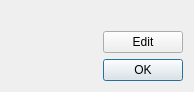
First picture: the form in edocuments/ui/label_dialog.ui, repository sbrunner/edocuments, before the edit.
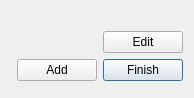
Second picture: the form after the edit.

```diff
--- a/edocuments/ui/label_dialog.ui
+++ b/edocuments/ui/label_dialog.ui
@@ -45,13 +45,50 @@
      </item>
     </layout>
    </item>
+   <item>
+    <layout class="QHBoxLayout" name="horizontalLayout">
+     <item>
+      <spacer name="horizontalSpacer">
+       <property name="orientation">
+        <enum>Qt::Horizontal</enum>
+       </property>
+       <property name="sizeHint" stdset="0">
+        <size>
+         <width>40</width>
+         <height>20</height>
+        </size>
+       </property>
+      </spacer>
+     </item>
+     <item>
+      <widget class="QPushButton" name="add_button">
+       <property name="text">
+        <string>Add</string>
+       </property>
+      </widget>
+     </item>
+     <item>
+      <widget class="QPushButton" name="finish_button">
+       <property name="text">
+        <string>Finish</string>
+       </property>
+       <property name="default">
+        <bool>true</bool>
+       </property>
+      </widget>
+     </item>
+    </layout>
+   </item>
    <item>
     <widget class="QDialogButtonBox" name="buttonBox">
+     <property name="enabled">
+      <bool>true</bool>
+     </property>
      <property name="orientation">
       <enum>Qt::Horizontal</enum>
      </property>
      <property name="standardButtons">
-      <set>QDialogButtonBox::Ok</set>
+      <set>QDialogButtonBox::NoButton</set>
      </property>
     </widget>
    </item>
```
